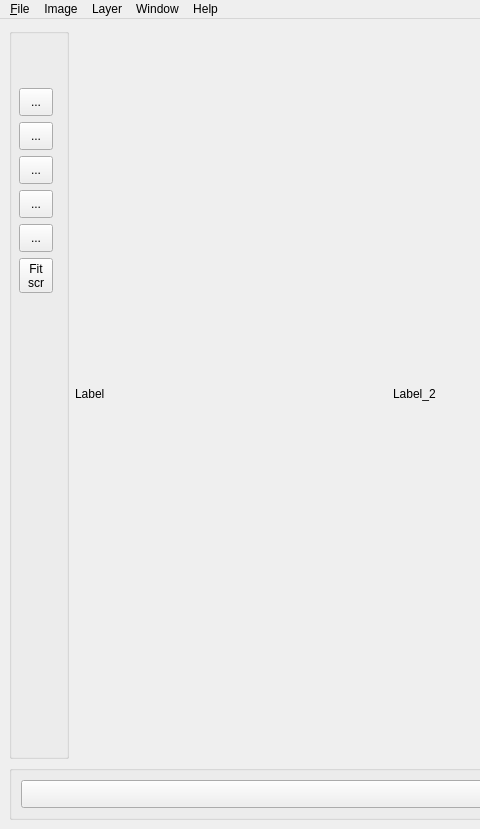
Qt form bLUe.ui (bvirxx/bLUe_PYSIDE) before a commit; both pictures show x 0 to 480 and y 0 to 829 of the 974 by 829 pixel window.
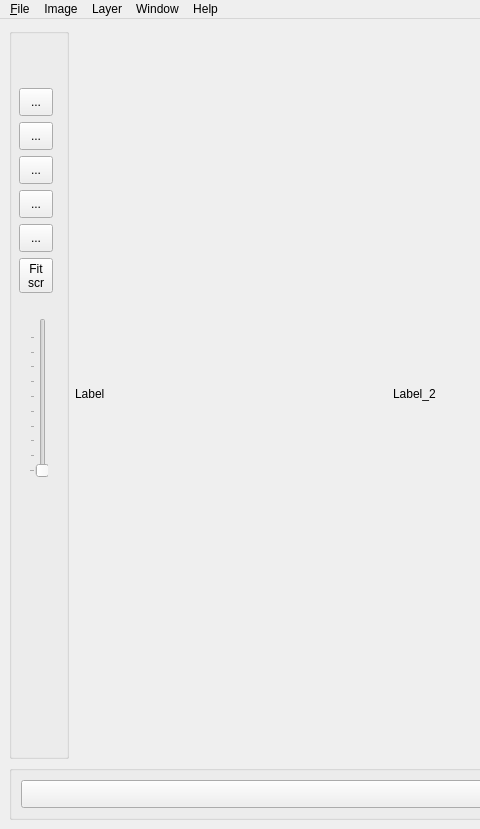
The same form after that commit. Icons and pictures are not drawn. Custom widgets are drawn as their Qt base class.

The edit to the form file:
```diff
--- a/bLUe.ui
+++ b/bLUe.ui
@@ -49,7 +49,7 @@
         <property name="alignment">
          <set>Qt::AlignLeading|Qt::AlignLeft|Qt::AlignVCenter</set>
         </property>
-        <widget class="QWidget" name="">
+        <widget class="QWidget" name="layoutWidget">
          <property name="geometry">
           <rect>
            <x>10</x>
@@ -232,6 +232,31 @@
           </item>
          </layout>
         </widget>
+        <widget class="QSlider" name="verticalSlider1">
+         <property name="geometry">
+          <rect>
+           <x>20</x>
+           <y>290</y>
+           <width>19</width>
+           <height>160</height>
+          </rect>
+         </property>
+         <property name="accessibleName">
+          <string>verticalSlider1</string>
+         </property>
+         <property name="minimum">
+          <number>1</number>
+         </property>
+         <property name="orientation">
+          <enum>Qt::Vertical</enum>
+         </property>
+         <property name="tickPosition">
+          <enum>QSlider::TicksAbove</enum>
+         </property>
+         <property name="tickInterval">
+          <number>10</number>
+         </property>
+        </widget>
        </widget>
       </item>
       <item>
```
Left out of the diff: 25 changed lines with no effect on the pictures.
